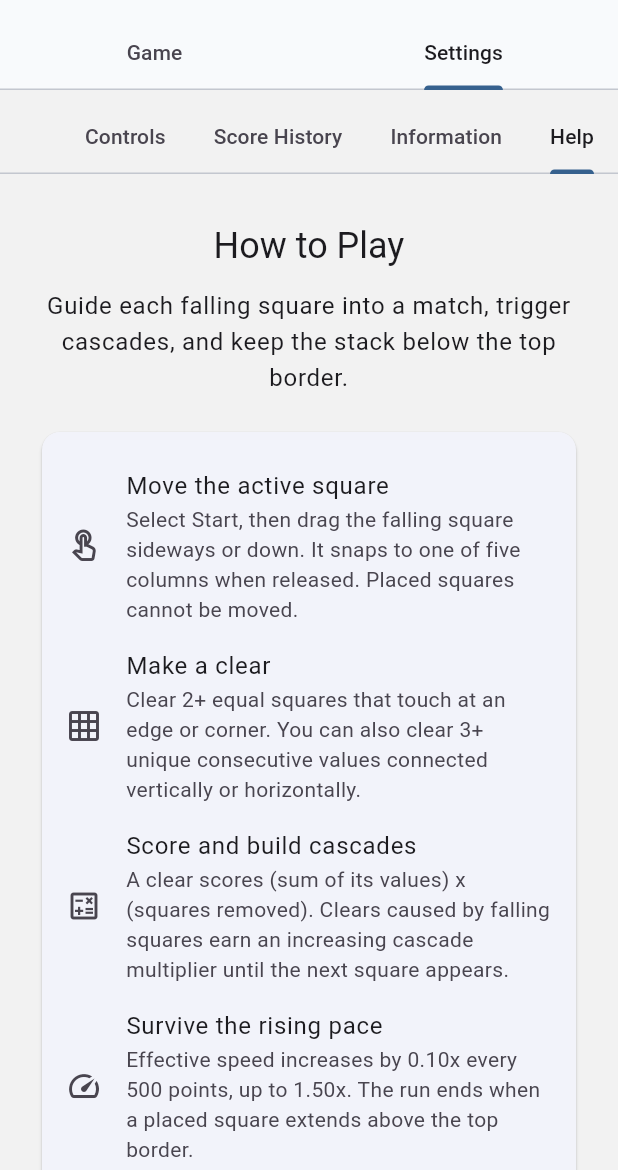
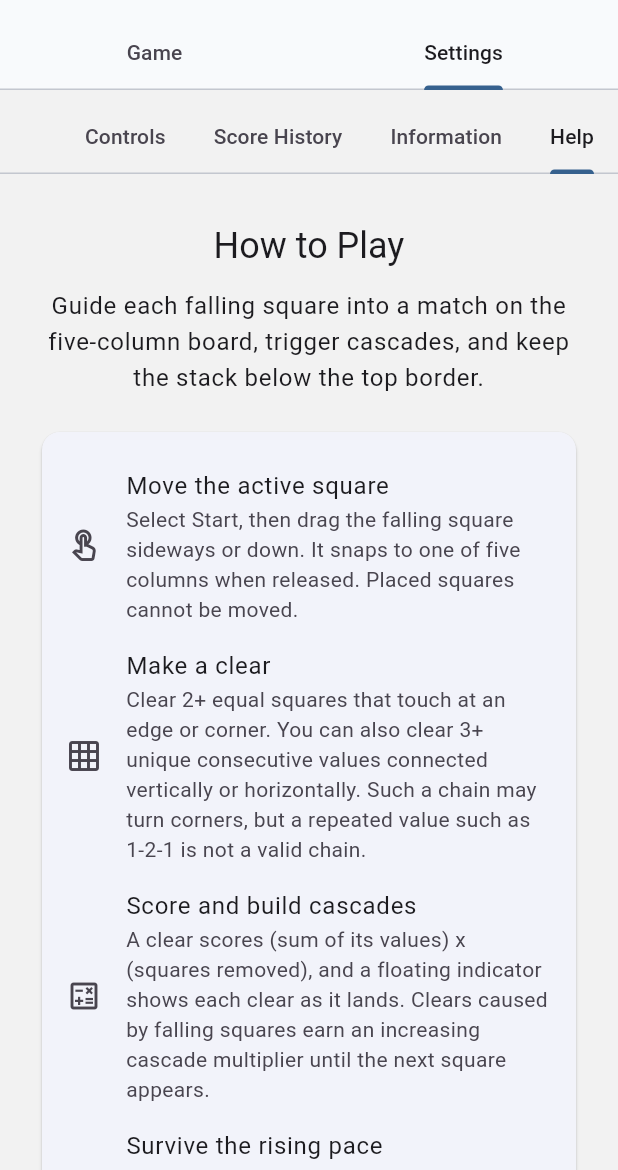
Before and after one commit to StefanRonnkvist/squarenumber, a Flutter app: the screen it shows after launch, tab 2 chosen, on a phone screen of 412 x 824 dp, the part 66-1236 px from its top. Run offline on Flutter 3.47's test engine with Material 3 defaults, Android fonts, the phone set to English and light mode, and no system bars; our stand-ins replace package_info_plus, shared_preferences.

Commit message:
Refresh README, store listing copy, and Help tab
- Fix the broken store_listing link and document both synopsis files
- Correct the stale 0.1.51+52 / 0.1.51.52 versions to 0.1.54+55 / 0.1.54.55
- Expand the project structure and dependency sections
- Clarify the no-repeat rule for consecutive chains and mention floating indicators
- Add Play anywhere and Get help and send feedback entries to the Help tab

```diff
--- a/lib/features/settings/widgets/settings_tab.dart
+++ b/lib/features/settings/widgets/settings_tab.dart
@@ -436,7 +436,7 @@ class _SettingsTabState extends State<SettingsTab> {
           ),
           const SizedBox(height: 12),
           Text(
-            'Guide each falling square into a match, trigger cascades, and keep the stack below the top border.',
+            'Guide each falling square into a match on the five-column board, trigger cascades, and keep the stack below the top border.',
             style: textTheme.bodyLarge,
             textAlign: TextAlign.center,
           ),
@@ -460,7 +460,7 @@ class _SettingsTabState extends State<SettingsTab> {
                     leading: Icon(Icons.grid_on_outlined),
                     title: Text('Make a clear'),
                     subtitle: Text(
-                      'Clear 2+ equal squares that touch at an edge or corner. You can also clear 3+ unique consecutive values connected vertically or horizontally.',
+                      'Clear 2+ equal squares that touch at an edge or corner. You can also clear 3+ unique consecutive values connected vertically or horizontally. Such a chain may turn corners, but a repeated value such as 1-2-1 is not a valid chain.',
                     ),
                   ),
                   ListTile(
@@ -468,7 +468,7 @@ class _SettingsTabState extends State<SettingsTab> {
                     leading: Icon(Icons.calculate_outlined),
                     title: Text('Score and build cascades'),
                     subtitle: Text(
-                      'A clear scores (sum of its values) x (squares removed). Clears caused by falling squares earn an increasing cascade multiplier until the next square appears.',
+                      'A clear scores (sum of its values) x (squares removed), and a floating indicator shows each clear as it lands. Clears caused by falling squares earn an increasing cascade multiplier until the next square appears.',
                     ),
                   ),
                   ListTile(
@@ -503,6 +503,22 @@ class _SettingsTabState extends State<SettingsTab> {
                       'Controls lets you choose base speed, generated number range, and system, light, or dark theme. Changing the number range starts a fresh board.',
                     ),
                   ),
+                  ListTile(
+                    contentPadding: EdgeInsets.zero,
+                    leading: Icon(Icons.devices_outlined),
+                    title: Text('Play anywhere'),
+                    subtitle: Text(
+                      'Square Number runs on Android, iOS, web, Windows, Linux, and macOS. The board always has five columns, the square size follows the board width, and each run is tagged Phone, Tablet, or Desktop in Score History.',
+                    ),
+                  ),
+                  ListTile(
+                    contentPadding: EdgeInsets.zero,
+                    leading: Icon(Icons.support_agent_outlined),
+                    title: Text('Get help and send feedback'),
+                    subtitle: Text(
+                      'The Information tab has an in-app help summary of these rules, a feedback form that attaches app diagnostics, and a viewer for hosted submissions.',
+                    ),
+                  ),
                 ],
               ),
             ),
--- a/store_listing/google_play_long_synopsis.txt
+++ b/store_listing/google_play_long_synopsis.txt
@@ -8,8 +8,8 @@ Every clear scores the sum of its values multiplied by the number of squares rem
 
 The pressure rises with your score. Effective fall speed increases every 500 points, up to 1.50x, turning careful setup into quick decisions as each run develops.
 
-Choose a base speed and generated number range, then play in system, light, or dark theme. Drag the active square sideways or down, pause when you need a break, or start a fresh run at any time.
+Choose a base speed and generated number range, then play in system, light, or dark theme. Drag the active square sideways or down, pause when you need a break, or start a fresh run at any time. Works on phones, tablets, and desktops from the same build.
 
-Square Number saves a non-empty board when the app moves to the background and restores it in a paused state on your next launch. Your highest score and 10 best completed runs stay on your device, while a qualifying current run appears in the list as you play.
+Square Number saves a non-empty board when the app moves to the background and restores it in a paused state on your next launch. Your highest score and 10 best completed runs stay on your device, while a qualifying current run appears in the list as you play. An in-app help tab and a feedback form with app diagnostics are always a tap away.
 
 Return to the same stack, chase a new best, and look for the cascade that changes the run.
--- a/store_listing/google_play_short_synopsis.txt
+++ b/store_listing/google_play_short_synopsis.txt
@@ -1 +1 @@
-Guide falling numbers into matches and keep the stack below the top.
+Guide falling numbers into matches, chain cascades, and keep the stack below the top.
```
Also changed, not shown: 2 other files.
